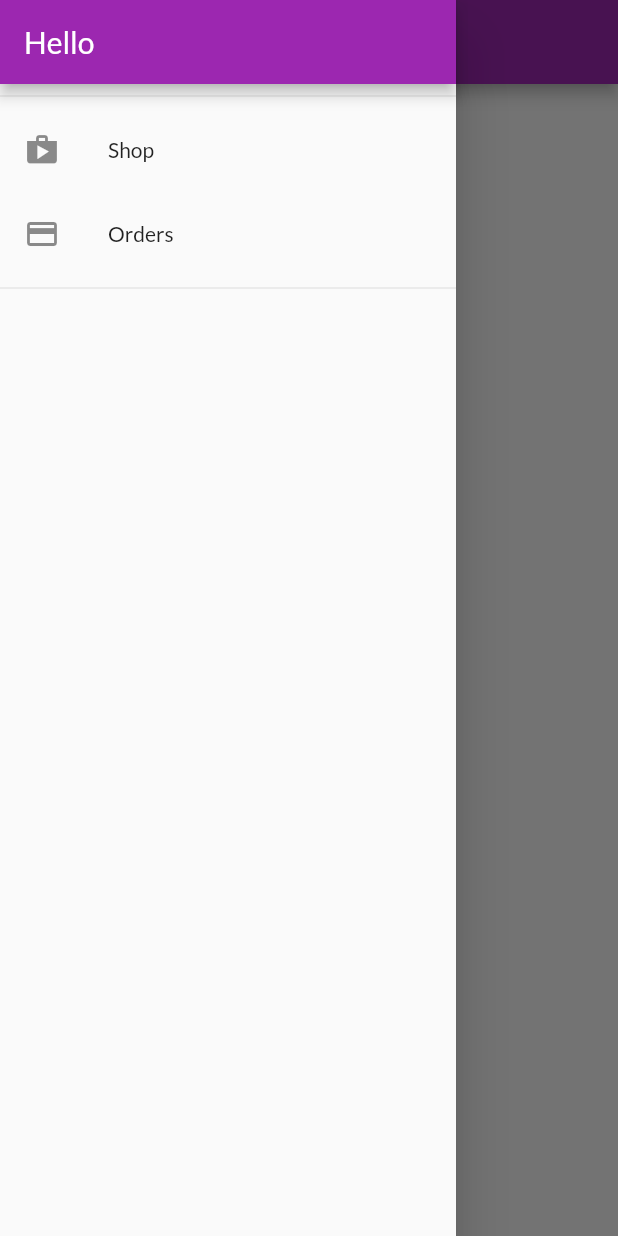
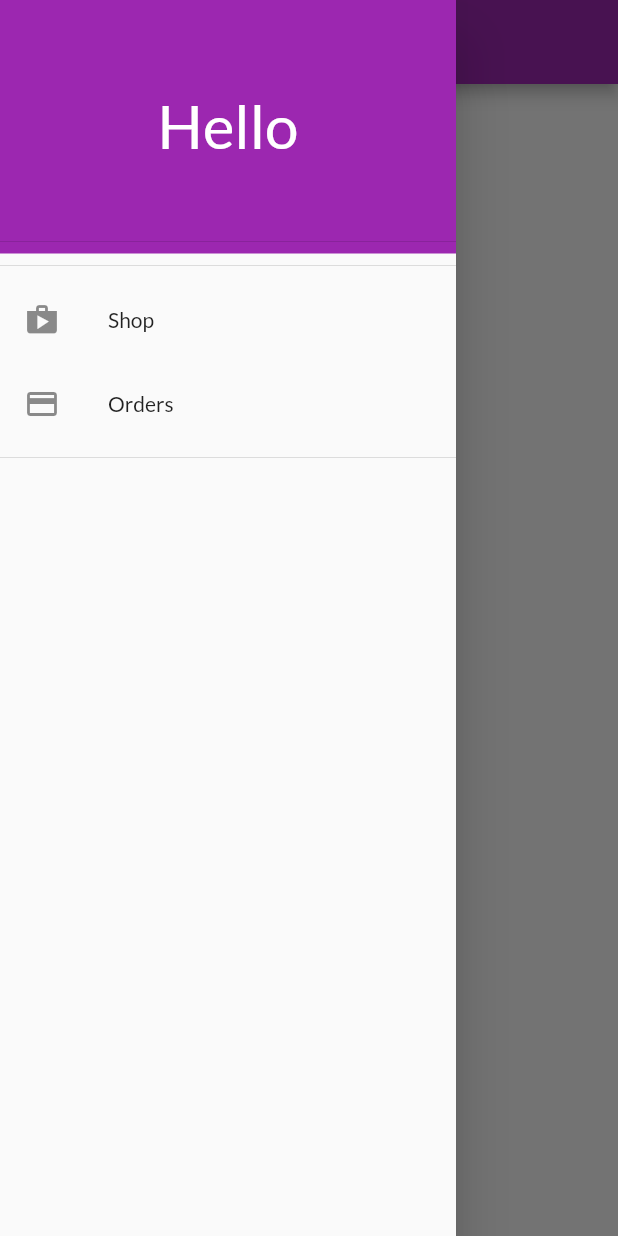
Before and after one commit to atukade/shop_app, a Flutter app: the OrdersScreen screen opened by its route, with the side drawer open, on a phone screen of 412 x 824 dp. Run offline on Flutter 3.47's test engine with Material 2 defaults, Android fonts, the phone set to English and light mode, and no system bars; network calls fail.

Commit message:
added drawer header

```diff
--- a/lib/widgets/app_drawer.dart
+++ b/lib/widgets/app_drawer.dart
@@ -7,9 +7,20 @@ class AppDrawer extends StatelessWidget {
     return Drawer(
       child: Column(
         children: <Widget>[
-          AppBar(
-            title: Text('Hello'),
-            automaticallyImplyLeading: false,
+          Container(
+            child: DrawerHeader(
+              child: Center(
+                child: Text(
+                  'Hello',
+                  style: TextStyle(
+                    color: Colors.white,
+                    fontSize: 40.0,
+                  ),
+                ),
+              ),
+            ),
+            width: double.infinity,
+            color: Colors.purple,
           ),
           Divider(),
           ListTile(
```
